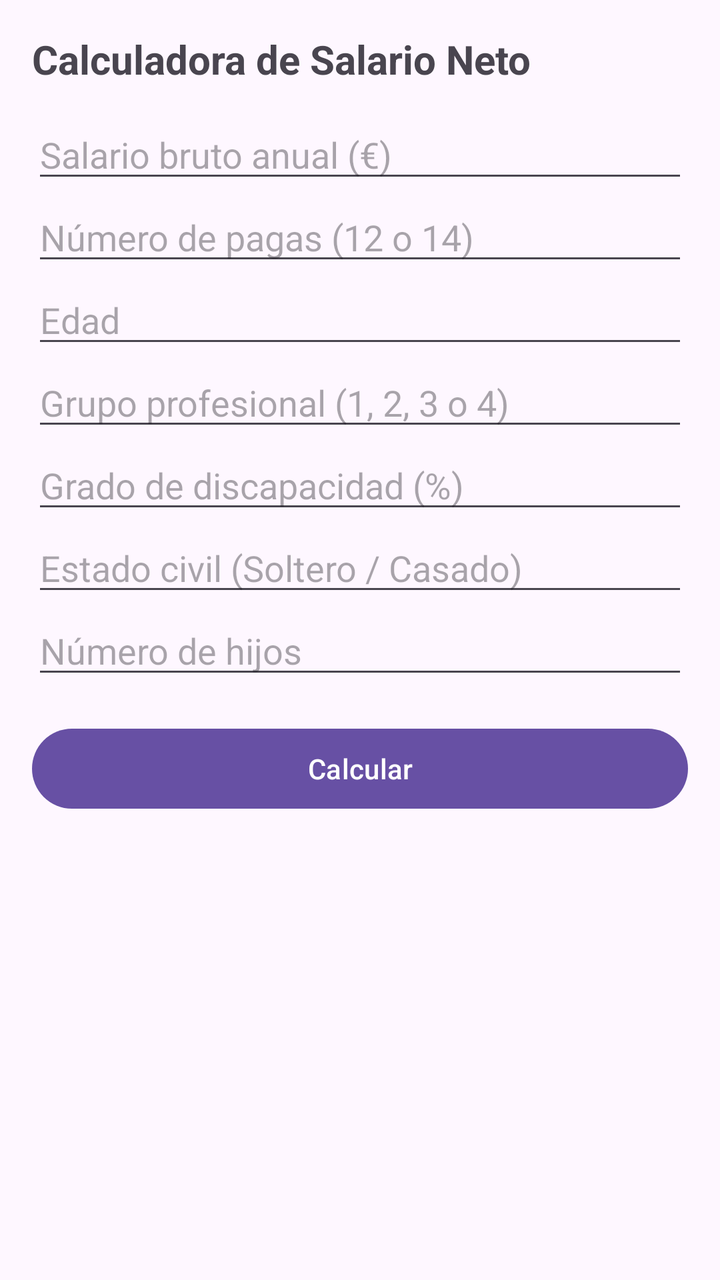
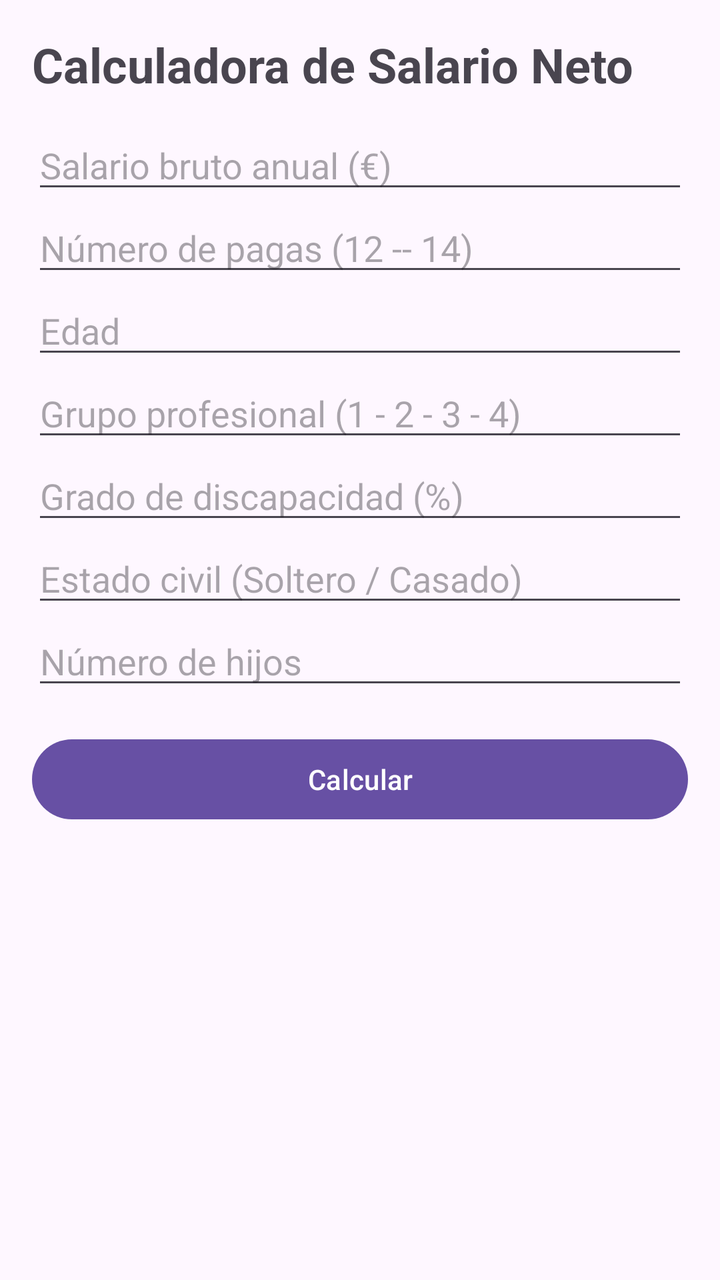

Two renders of the same Android screen: before a commit and after it. Below are the layout's source before the change and the commit's diff.
<!-- AndroidManifest.xml: application theme Theme.CalculadoraSalarioNeto -->
<!-- res/layout/activity_main.xml -->
<?xml version="1.0" encoding="utf-8"?>
<LinearLayout xmlns:android="http://schemas.android.com/apk/res/android"
    android:layout_width="match_parent"
    android:layout_height="match_parent"
    android:orientation="vertical"
    android:padding="16dp">

    <TextView
        android:layout_width="match_parent"
        android:layout_height="wrap_content"
        android:text="Calculadora de Salario Neto"
        android:textSize="20sp"
        android:textStyle="bold"
        android:layout_marginBottom="12dp" />

    
    <EditText
        android:id="@+id/etSalarioBruto"
        android:layout_width="match_parent"
        android:layout_height="wrap_content"
        android:hint="Salario bruto anual (€)"
        android:inputType="numberDecimal" />

    
    <EditText
        android:id="@+id/etNumPagas"
        android:layout_width="match_parent"
        android:layout_height="wrap_content"
        android:hint="Número de pagas (12 o 14)"
        android:inputType="number" />

    
    <EditText
        android:id="@+id/etEdad"
        android:layout_width="match_parent"
        android:layout_height="wrap_content"
        android:hint="Edad"
        android:inputType="number" />

    
    <EditText
        android:id="@+id/etGrupoProfesional"
        android:layout_width="match_parent"
        android:layout_height="wrap_content"
        android:hint="Grupo profesional (1, 2, 3 o 4)"
        android:inputType="number" />

    
    <EditText
        android:id="@+id/etDiscapacidad"
        android:layout_width="match_parent"
        android:layout_height="wrap_content"
        android:hint="Grado de discapacidad (%)"
        android:inputType="number" />

    
    <EditText
        android:id="@+id/etEstadoCivil"
        android:layout_width="match_parent"
        android:layout_height="wrap_content"
        android:hint="Estado civil (Soltero / Casado)"
        android:inputType="text" />

    
    <EditText
        android:id="@+id/etNumHijos"
        android:layout_width="match_parent"
        android:layout_height="wrap_content"
        android:hint="Número de hijos"
        android:inputType="number" />

    <Button
        android:id="@+id/btnCalcular"
        android:layout_width="match_parent"
        android:layout_height="wrap_content"
        android:text="Calcular"
        android:layout_marginTop="16dp" />

</LinearLayout>
<!-- resources referenced by this layout -->
<resources>
  <style name="Theme.CalculadoraSalarioNeto" parent="Base.Theme.CalculadoraSalarioNeto" />
  <style name="Base.Theme.CalculadoraSalarioNeto" parent="Theme.Material3.DayNight.NoActionBar">
          
          
      </style>
</resources>

<!-- the commit's change to res/layout/activity_main.xml (unified diff, before → after) -->
@@ -9,7 +9,7 @@
         android:layout_width="match_parent"
         android:layout_height="wrap_content"
         android:text="Calculadora de Salario Neto"
-        android:textSize="20sp"
+        android:textSize="24sp"
         android:textStyle="bold"
         android:layout_marginBottom="12dp" />
 
@@ -26,7 +26,7 @@
         android:id="@+id/etNumPagas"
         android:layout_width="match_parent"
         android:layout_height="wrap_content"
-        android:hint="Número de pagas (12 o 14)"
+        android:hint="Número de pagas (12 -- 14)"
         android:inputType="number" />
 
     
@@ -42,7 +42,7 @@
         android:id="@+id/etGrupoProfesional"
         android:layout_width="match_parent"
         android:layout_height="wrap_content"
-        android:hint="Grupo profesional (1, 2, 3 o 4)"
+        android:hint="Grupo profesional (1 - 2 - 3 - 4)"
         android:inputType="number" />
 
     
